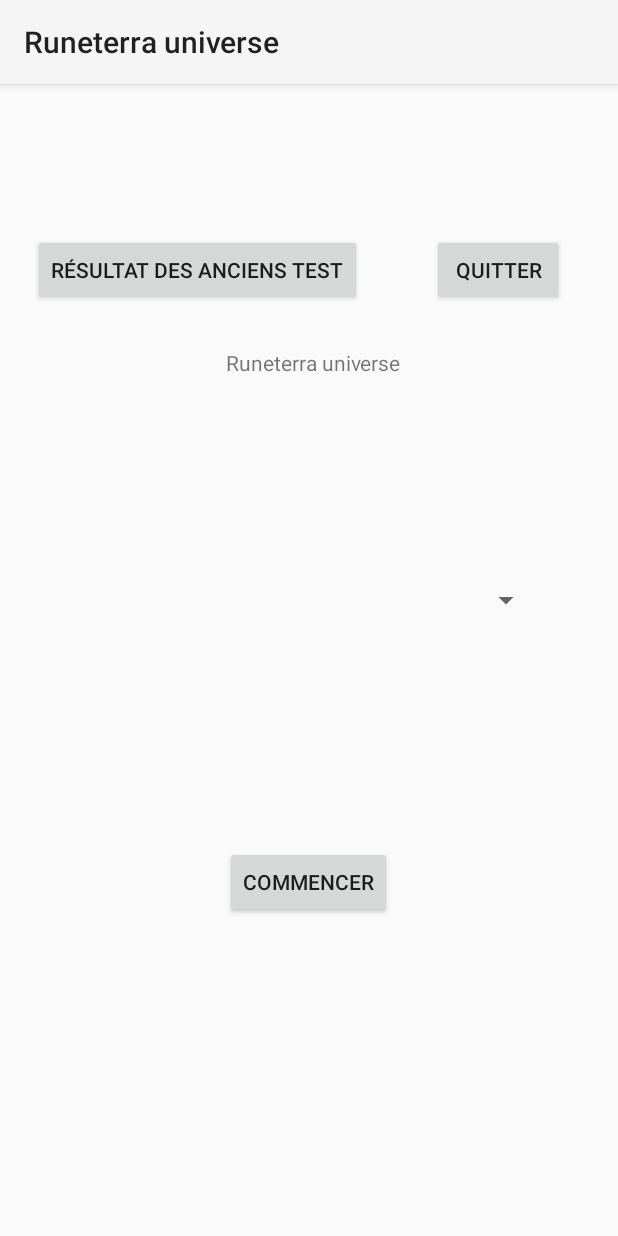
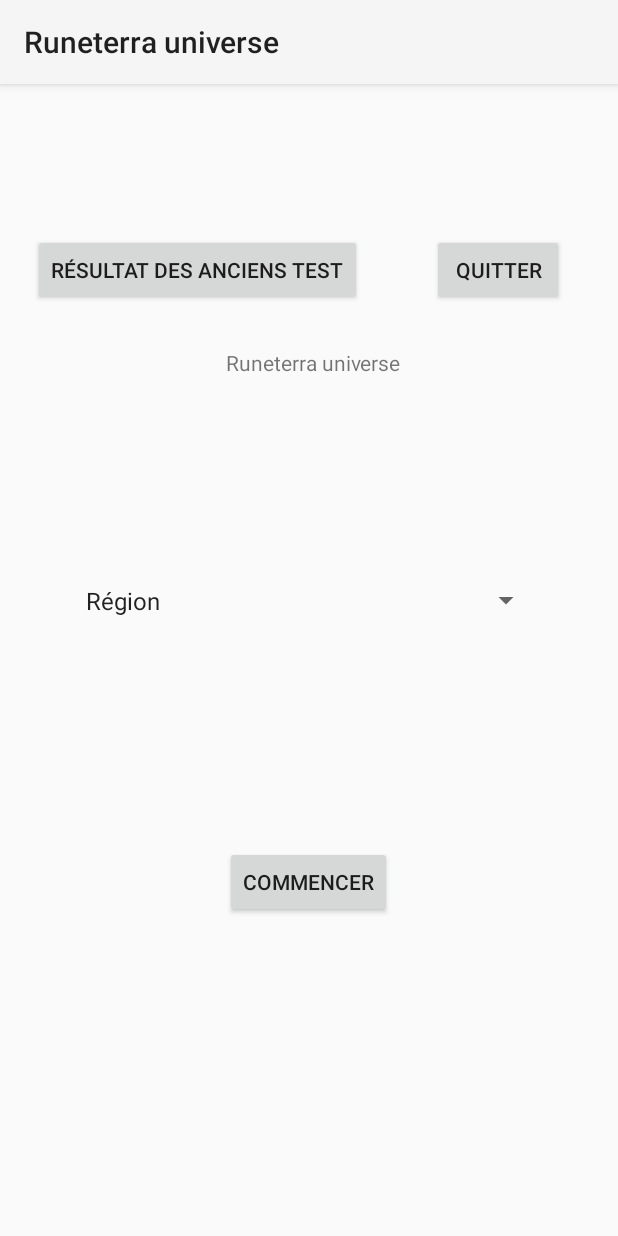
Before and after one commit to AxelDELH/ProjectAndroid, an Android app: the screen it shows after launch (MainActivity), on a phone screen of 412 x 824 dp. Run offline under Robolectric (Android 15) with nearby library versions, the phone set to English and light mode, and no system bars.

Commit message:
Ajout des string de du spinner

```diff
--- a/app/src/main/res/layout/activity_main.xml
+++ b/app/src/main/res/layout/activity_main.xml
@@ -53,6 +53,7 @@
         android:id="@+id/spinner"
         android:layout_width="312dp"
         android:layout_height="27dp"
+        android:entries="@array/array_spinner"
         app:layout_constraintBottom_toBottomOf="parent"
         app:layout_constraintEnd_toEndOf="parent"
         app:layout_constraintHorizontal_bias="0.494"
--- a/app/src/main/res/values/strings.xml
+++ b/app/src/main/res/values/strings.xml
@@ -1,7 +1,11 @@
 <resources>
     <string name="app_name">Runeterra universe</string>
     <string name="Start">Commencer</string>
-    <string name="Select_test">Choisit le test</string>
+    <string name="Select_test">Choisit un test</string>
     <string name="Résultat">Résultat des anciens test</string>
     <string name="Leave">Quitter</string>
+    <string-array name="array_spinner">
+        <item>Région</item>
+        <item>Race</item>
+    </string-array>
 </resources>
```
